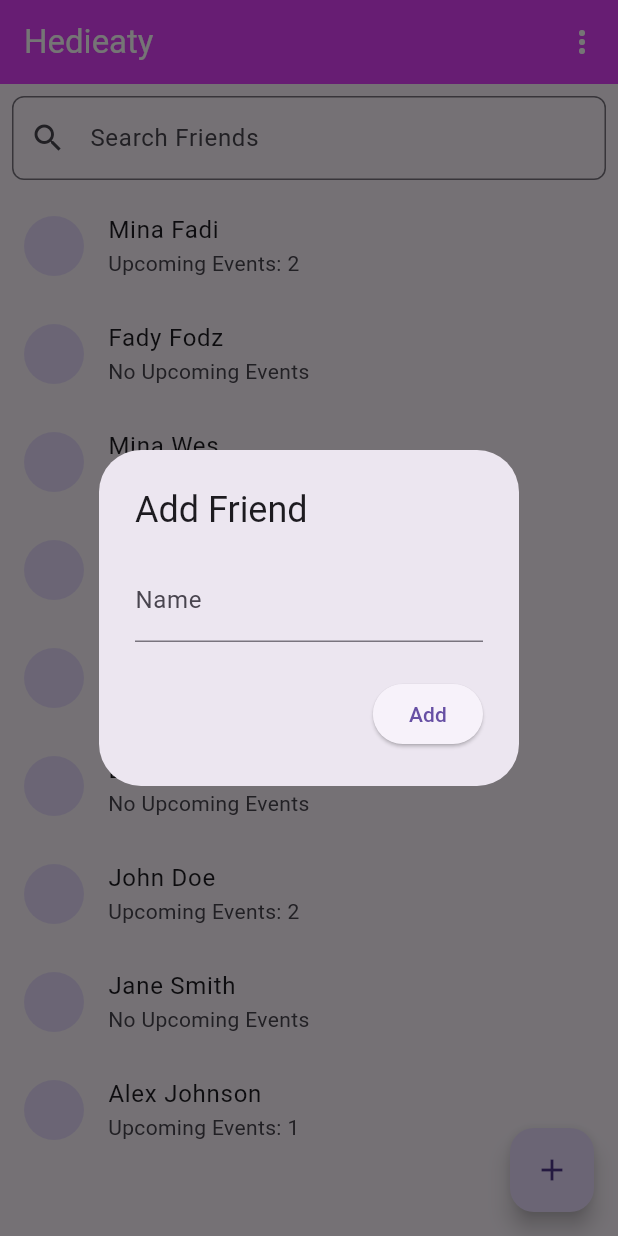
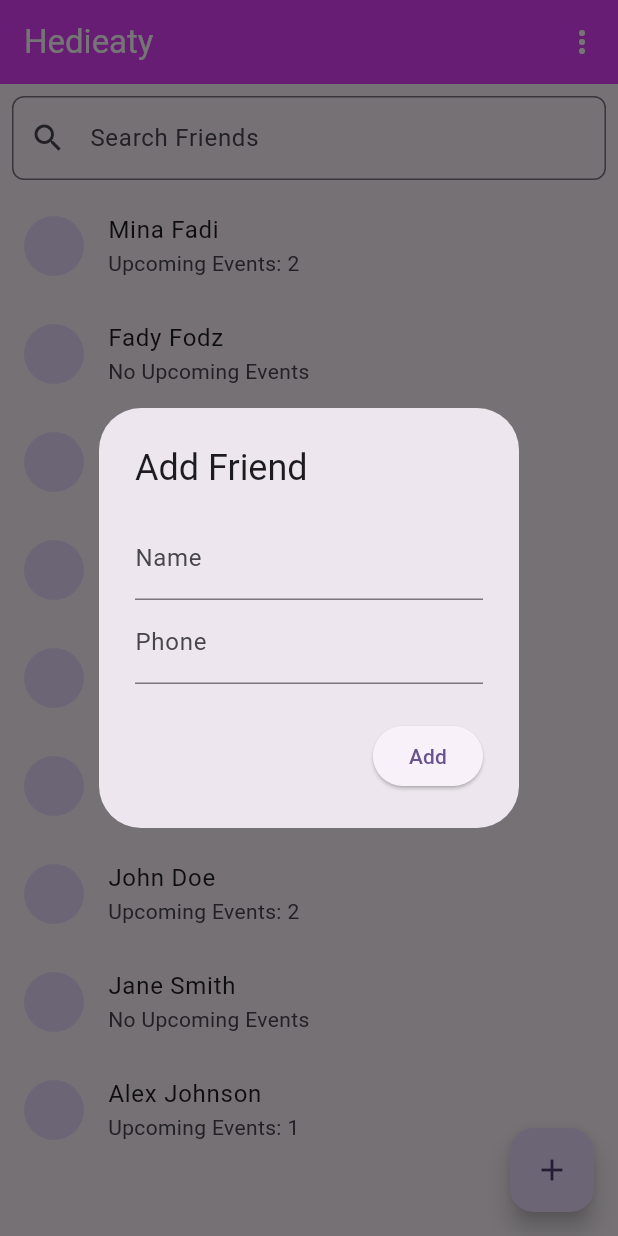
Before and after one commit to ShadyGirgis79/Hedieaty-Mobile-App, a Flutter app: the screen it shows after launch, after a tap on the "add" icon, on a phone screen of 412 x 824 dp. Run offline on Flutter 3.47's test engine with Material 3 defaults, Android fonts, the phone set to English and light mode, and no system bars; network calls fail.

Commit message:
Home Page Done

```diff
--- /dev/null
+++ b/lib/HomePage.dart
@@ -0,0 +1,204 @@
+import 'package:flutter/material.dart';
+import 'package:hedieaty/ProfilePage.dart';
+import 'package:hedieaty/EventListPage.dart';
+class Friend {
+  String? name;
+  String? profileURL;
+  String? phoneNumber;
+  int events = 0;
+
+  Friend({required this.name, required this.profileURL,required this.phoneNumber , required this.events});
+
+  void addEvent() {
+    events += 1;
+  }
+
+  void removeEvent() {
+    if (events > 0) {
+      events -= 1;
+    }
+  }
+}
+
+class FriendsList extends StatelessWidget {
+  final List<Friend> friends;
+
+  FriendsList({required this.friends});
+
+  @override
+  Widget build(BuildContext context) {
+    return ListView.builder(
+      itemCount: friends.length,  // Number of friends
+      itemBuilder: (context, index) {
+        final friend = friends[index];  // Get each friend
+        return ListTile(
+          leading: CircleAvatar(
+            backgroundImage: NetworkImage(friend.profileURL!),  // Friend's profile picture
+          ),
+          title: Text(friend.name!),  // Friend's name
+          subtitle: Text(friend.events > 0
+              ? 'Upcoming Events: ${friend.events}'  // Show number of events
+              : 'No Upcoming Events'),  // Show "No Upcoming Events" if 0
+        );
+      },
+    );
+  }
+}
+
+class MyHomePage extends StatefulWidget {
+  const MyHomePage({super.key});
+
+  @override
+  _MyHomePageState createState() => _MyHomePageState();
+}
+
+class _MyHomePageState extends State<MyHomePage> {
+  List<Friend> friends = [
+    Friend(name: "Mina Fadi", profileURL: 'https://via.placeholder.com/150', phoneNumber: "01272517828", events: 2),
+    Friend(name: "Fady Fodz", profileURL: 'https://via.placeholder.com/150', phoneNumber: "01112583719", events: 0),
+    Friend(name: "Mina Wes", profileURL: 'https://via.placeholder.com/150', phoneNumber: "01022345678", events: 1),
+    Friend(name: "Shady Shark", profileURL: 'https://via.placeholder.com/150', phoneNumber: "01233456789", events: 5),
+    Friend(name: "Matwa White", profileURL: 'https://via.placeholder.com/150', phoneNumber: "01198765432", events: 0),
+    Friend(name: "Besbes Besa", profileURL: 'https://via.placeholder.com/150', phoneNumber: "01065432123", events: 0),
+    Friend(name: "John Doe", profileURL: 'https://via.placeholder.com/150', phoneNumber: "01211223344", events: 2),
+    Friend(name: "Jane Smith", profileURL: 'https://via.placeholder.com/150', phoneNumber: "01177665544", events: 0),
+    Friend(name: "Alex Johnson", profileURL: 'https://via.placeholder.com/150', phoneNumber: "01012345670", events: 1),
+
+  ];
+
+  List<Friend> filteredFriends = [];  // To hold the search results
+  TextEditingController searchController = TextEditingController();
+
+  @override
+  void initState() {
+    super.initState();
+    filteredFriends = friends;  // Initially show all friends
+    searchController.addListener(_filterFriends);  // Add listener to the search input
+  }
+
+  // Function to filter friends based on search input
+  void _filterFriends() {
+    String query = searchController.text.toLowerCase();
+    setState(() {
+      filteredFriends = friends
+          .where((friend) => friend.name!.toLowerCase().contains(query))
+          .toList();
+    });
+  }
+
+  // Function to add a friend manually
+  void _addFriendManually() {
+    String name = "";
+    String phone="";
+    String profileURL = 'https://via.placeholder.com/150';  // Default profile image URL
+
+    showDialog(
+      context: context,
+      builder: (BuildContext context) {
+        return AlertDialog(
+          title: Text("Add Friend"),
+          content: Column(
+            mainAxisSize: MainAxisSize.min,
+            children: [
+              TextField(
+                decoration: InputDecoration(labelText: "Name"),
+                onChanged: (value) {
+                  name = value;
+                },
+              ),
+              TextField(
+                decoration: InputDecoration(labelText: "Phone"),
+                onChanged: (value) {
+                  phone = value;
+                },
+              ),
+            ],
+          ),
+          actions: [
+            ElevatedButton(
+              onPressed: () {
+                if (name.isNotEmpty) {
+                  setState(() {
+                    friends.add(Friend(name: name, profileURL: profileURL, phoneNumber: phone, events: 0));
+                    filteredFriends = friends;  // Update the filtered list
+                  });
+                  Navigator.of(context).pop();
+                }
+              },
+              child: Text("Add"),
+            ),
+          ],
+        );
+      },
+    );
+  }
+
+  // Function to handle option selected from the 3-dot menu
+  void _onMenuSelected(String value) {
+    if (value == 'create_event_list') {
+      Navigator.push(context,
+          MaterialPageRoute(builder: (context) => const EventListPage()),
+
+      //ScaffoldMessenger.of(context).showSnackBar(
+        // SnackBar(content: Text('Create Your Own Event/List selected')),
+      );
+    }
+    else if (value == 'Profile'){
+      Navigator.push(context,
+          MaterialPageRoute(builder: (context) => const ProfilePage()),
+      );
+    }
+  }
+
+  @override
+  Widget build(BuildContext context) {
+    return Scaffold(
+      appBar: AppBar(
+        title: const Text("Hedieaty"),
+        foregroundColor: Colors.white,
+        backgroundColor: Colors.purpleAccent,
+        actions: [
+          PopupMenuButton<String>(
+            onSelected: _onMenuSelected,  // Handle the selection
+            itemBuilder: (BuildContext context) {
+              return [
+                PopupMenuItem(
+                  value: 'create_event_list',
+                  child: Text('Create Your Own Event/List'),
+                ),
+                PopupMenuItem(
+                  value: 'Profile',
+                  child: Text('Profile'),
+                )
+              ];
+            },
+          ),
+        ],
+      ),
+      body: Column(
+        children: [
+          Padding(
+            padding: const EdgeInsets.all(8.0),
+            child: TextField(
+              controller: searchController,  // Attach the controller
+              decoration: InputDecoration(
+                labelText: "Search Friends",
+                prefixIcon: Icon(Icons.search),
+                border: OutlineInputBorder(
+                  borderRadius: BorderRadius.circular(8.0),
+                ),
+              ),
+            ),
+          ),
+          Expanded(
+            child: FriendsList(friends: filteredFriends),  // Show filtered friends
+          ),
+        ],
+      ),
+      floatingActionButton: FloatingActionButton(
+        onPressed: _addFriendManually,  // Calls the method to add a friend
+        child: const Icon(Icons.add),
+      ),
+    );
+  }
+}
--- a/lib/main.dart
+++ b/lib/main.dart
@@ -1,5 +1,5 @@
 import 'package:flutter/material.dart';
-
+import 'package:hedieaty/HomePage.dart';
 void main() {
   runApp(const HedieatyApp());
 }
@@ -12,193 +12,10 @@ class HedieatyApp extends StatelessWidget {
     return MaterialApp(
       title: 'Hedieaty App',
       theme: ThemeData(
-        //colorScheme: ColorScheme.fromSeed(seedColor: Colors.deepPurple),
+        colorScheme: ColorScheme.fromSeed(seedColor: Colors.deepPurple),
         //useMaterial3: true,
       ),
       home: const MyHomePage(),
     );
   }
 }
-
-class MyHomePage extends StatefulWidget {
-  const MyHomePage({super.key});
-
-  @override
-  _MyHomePageState createState() => _MyHomePageState();
-}
-
-class _MyHomePageState extends State<MyHomePage> {
-  List<Friend> friends = [
-    Friend(name: "Mina Fadi", profileURL: 'https://via.placeholder.com/150', events: 2),
-    Friend(name: "Fady Fodz", profileURL: 'https://via.placeholder.com/150', events: 0),
-    Friend(name: "Mina Wes", profileURL: 'https://via.placeholder.com/150', events: 1),
-    Friend(name: "Shady Shark", profileURL: 'https://via.placeholder.com/150', events: 5),
-    Friend(name: "Matwa White", profileURL: 'https://via.placeholder.com/150', events: 0),
-    Friend(name: "Besbes Besa", profileURL: 'https://via.placeholder.com/150', events: 0),
-    Friend(name: "John Doe", profileURL: 'https://via.placeholder.com/150', events: 2),
-    Friend(name: "Jane Smith", profileURL: 'https://via.placeholder.com/150', events: 0),
-    Friend(name: "Alex Johnson", profileURL: 'https://via.placeholder.com/150', events: 1),
-  ];
-
-  List<Friend> filteredFriends = [];  // To hold the search results
-  TextEditingController searchController = TextEditingController();
-
-  @override
-  void initState() {
-    super.initState();
-    filteredFriends = friends;  // Initially show all friends
-    searchController.addListener(_filterFriends);  // Add listener to the search input
-  }
-
-  // Function to filter friends based on search input
-  void _filterFriends() {
-    String query = searchController.text.toLowerCase();
-    setState(() {
-      filteredFriends = friends
-          .where((friend) => friend.name!.toLowerCase().contains(query))
-          .toList();
-    });
-  }
-
-  // Function to add a friend manually
-  void _addFriendManually() {
-    String name = "";
-    String profileURL = 'https://via.placeholder.com/150';  // Default profile image URL
-
-    showDialog(
-      context: context,
-      builder: (BuildContext context) {
-        return AlertDialog(
-          title: Text("Add Friend"),
-          content: Column(
-            mainAxisSize: MainAxisSize.min,
-            children: [
-              TextField(
-                decoration: InputDecoration(labelText: "Name"),
-                onChanged: (value) {
-                  name = value;
-                },
-              ),
-              // You can add more fields like phone number here if necessary
-            ],
-          ),
-          actions: [
-            ElevatedButton(
-              onPressed: () {
-                if (name.isNotEmpty) {
-                  setState(() {
-                    friends.add(Friend(name: name, profileURL: profileURL, events: 0));
-                    filteredFriends = friends;  // Update the filtered list
-                  });
-                  Navigator.of(context).pop();
-                }
-              },
-              child: Text("Add"),
-            ),
-          ],
-        );
-      },
-    );
-  }
-
-  // Function to handle option selected from the 3-dot menu
-  void _onMenuSelected(String value) {
-    if (value == 'create_event_list') {
-      // Action to create a new event or list
-      ScaffoldMessenger.of(context).showSnackBar(
-        SnackBar(content: Text('Create Your Own Event/List selected')),
-      );
-    }
-  }
-
-  @override
-  Widget build(BuildContext context) {
-    return Scaffold(
-      appBar: AppBar(
-        title: const Text("Hedieaty"),
-        foregroundColor: Colors.white,
-        backgroundColor: Colors.purpleAccent,
-        actions: [
-          PopupMenuButton<String>(
-            onSelected: _onMenuSelected,  // Handle the selection
-            itemBuilder: (BuildContext context) {
-              return [
-                PopupMenuItem(
-                  value: 'create_event_list',
-                  child: Text('Create Your Own Event/List'),
-                ),
-              ];
-            },
-          ),
-        ],
-      ),
-      body: Column(
-        children: [
-          Padding(
-            padding: const EdgeInsets.all(8.0),
-            child: TextField(
-              controller: searchController,  // Attach the controller
-              decoration: InputDecoration(
-                labelText: "Search Friends",
-                prefixIcon: Icon(Icons.search),
-                border: OutlineInputBorder(
-                  borderRadius: BorderRadius.circular(8.0),
-                ),
-              ),
-            ),
-          ),
-          Expanded(
-            child: FriendsList(friends: filteredFriends),  // Show filtered friends
-          ),
-        ],
-      ),
-      floatingActionButton: FloatingActionButton(
-        onPressed: _addFriendManually,  // Calls the method to add a friend
-        child: const Icon(Icons.add),
-      ),
-    );
-  }
-}
-
-class FriendsList extends StatelessWidget {
-  final List<Friend> friends;
-
-  FriendsList({required this.friends});
-
-  @override
-  Widget build(BuildContext context) {
-    return ListView.builder(
-      itemCount: friends.length,  // Number of friends
-      itemBuilder: (context, index) {
-        final friend = friends[index];  // Get each friend
-        return ListTile(
-          leading: CircleAvatar(
-            backgroundImage: NetworkImage(friend.profileURL!),  // Friend's profile picture
-          ),
-          title: Text(friend.name!),  // Friend's name
-          subtitle: Text(friend.events > 0
-              ? 'Upcoming Events: ${friend.events}'  // Show number of events
-              : 'No Upcoming Events'),  // Show "No Upcoming Events" if 0
-        );
-      },
-    );
-  }
-}
-
-class Friend {
-  String? name;
-  String? profileURL;
-  int events = 0;
-
-  Friend({required this.name, required this.profileURL, required this.events});
-
-  void addEvent() {
-    events += 1;
-  }
-
-  void removeEvent() {
-    if (events > 0) {
-      events -= 1;
-    }
-  }
-}
```
